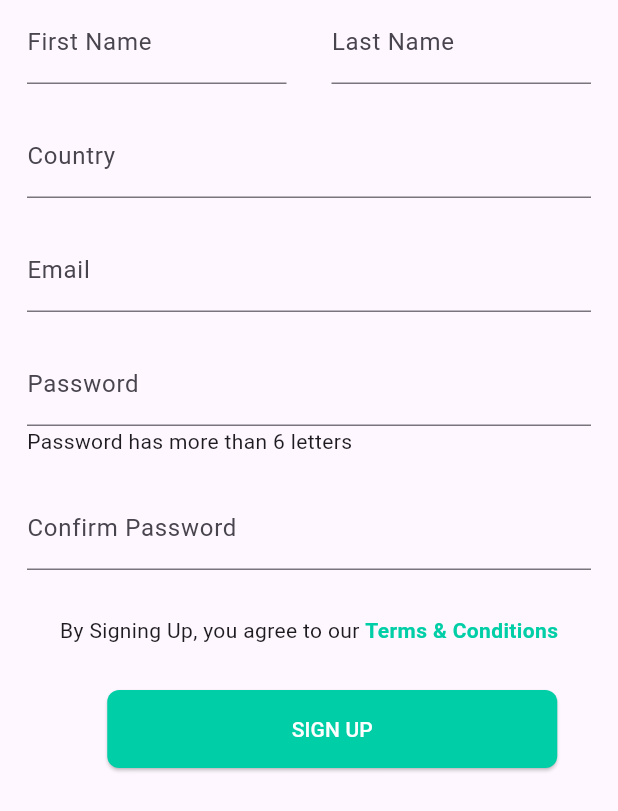
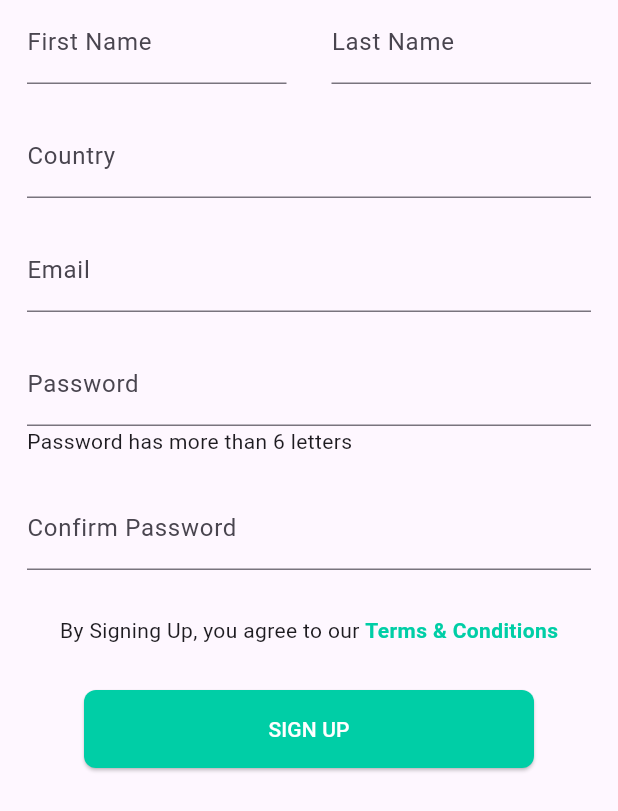
Before and after one commit to ducchinhpro123/fellow4u, a Flutter app: the FormPage widget shown alone on an empty page, opened directly, on a phone screen of 412 x 824 dp. Shown: the top 811 px of the screen. Run offline on Flutter 3.47's test engine with Material 3 defaults, Android fonts, the phone set to English and light mode, and no system bars; our stand-ins replace flutter_svg.

```diff
--- a/onboarding/lib/sign_up/form_page.dart
+++ b/onboarding/lib/sign_up/form_page.dart
@@ -120,7 +120,10 @@ class FormPage extends StatelessWidget {
               ],
             ),
           ),
-          const CustomButton(title: 'SIGN UP')
+          const CustomButton(
+            title: 'SIGN UP',
+            marginLeft: 0,
+          )
         ],
       ),
     );
--- a/onboarding/lib/widgets/custom_button.dart
+++ b/onboarding/lib/widgets/custom_button.dart
@@ -1,8 +1,10 @@
 import 'package:flutter/material.dart';
 
 class CustomButton extends StatelessWidget {
-  const CustomButton({super.key, required this.title});
+  const CustomButton(
+      {super.key, required this.title, required this.marginLeft});
   final String title;
+  final double marginLeft;
 
   @override
   Widget build(BuildContext context) {
@@ -11,7 +13,7 @@ class CustomButton extends StatelessWidget {
         mainAxisAlignment: MainAxisAlignment.end,
         children: [
           Container(
-            margin: const EdgeInsets.only(left: 31.0),
+            margin: EdgeInsets.only(left: marginLeft),
             padding: const EdgeInsets.fromLTRB(0, 30, 0, 30),
             child: SizedBox(
               width: 300.0,
```
Also changed, not shown: onboarding/lib/main.dart (+3 -4 lines), onboarding/lib/onboarding_3.dart (+8 -3 lines).
